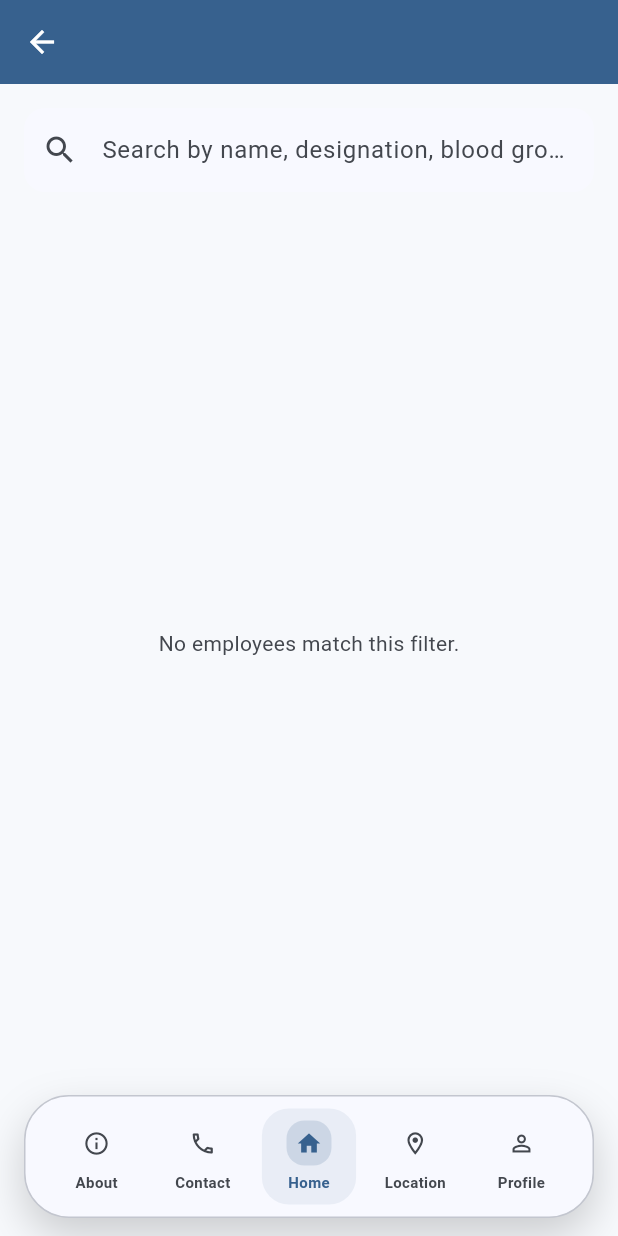
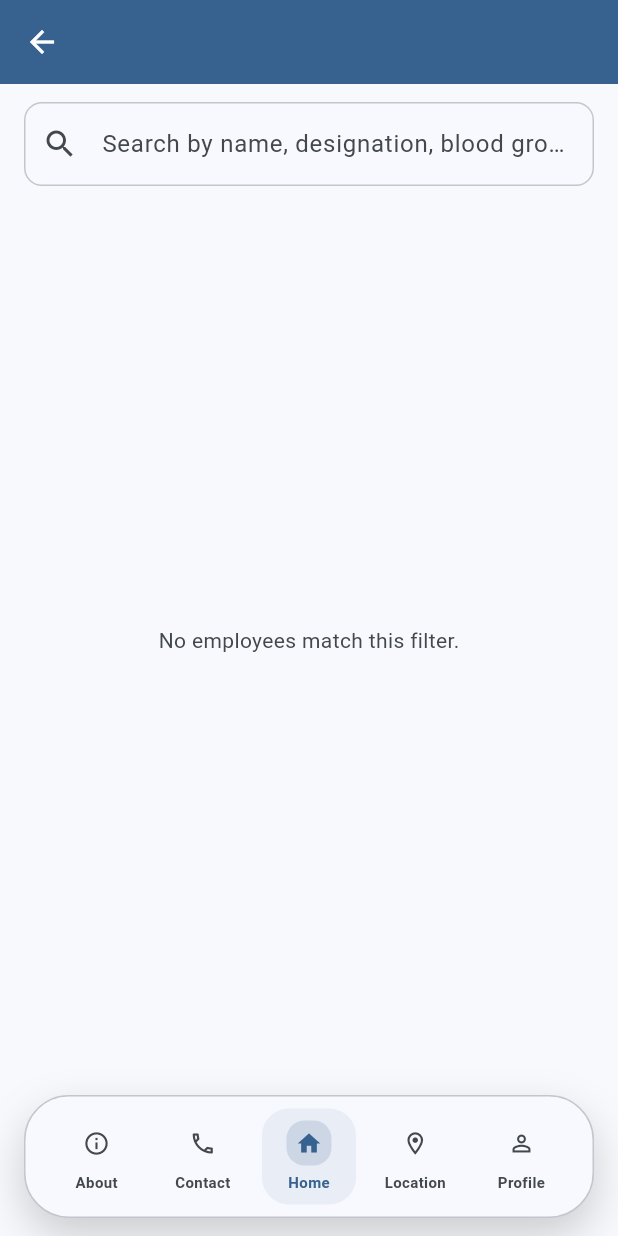
Before and after one commit to creativehabib/nu-app, a Flutter app: the EmployeeListScreen screen opened directly with empty values, on a phone screen of 412 x 824 dp. Run offline on Flutter 3.47's test engine with Material 3 defaults, Android fonts, the phone set to English and light mode, and no system bars; network calls fail.

Commit message:
Match employee search bar to college style

```diff
--- a/lib/screens/employee_list_screen.dart
+++ b/lib/screens/employee_list_screen.dart
@@ -54,9 +54,10 @@ class _EmployeeListScreenState extends State<EmployeeListScreen> {
       body: Column(
         children: [
           Padding(
-            padding: const EdgeInsets.fromLTRB(16, 16, 16, 8),
+            padding: const EdgeInsets.fromLTRB(16, 12, 16, 8),
             child: TextField(
               controller: _searchController,
+              onChanged: provider.updateQuery,
               decoration: InputDecoration(
                 hintText:
                     'Search by name, designation, blood group, or district',
@@ -72,13 +73,16 @@ class _EmployeeListScreenState extends State<EmployeeListScreen> {
                         },
                       ),
                 filled: true,
-                fillColor: Theme.of(context).colorScheme.surface,
+                fillColor: colorScheme.surface,
                 border: OutlineInputBorder(
-                  borderRadius: BorderRadius.circular(14),
-                  borderSide: BorderSide.none,
+                  borderRadius: BorderRadius.circular(12),
+                  borderSide: BorderSide(color: colorScheme.outlineVariant),
+                ),
+                enabledBorder: OutlineInputBorder(
+                  borderRadius: BorderRadius.circular(12),
+                  borderSide: BorderSide(color: colorScheme.outlineVariant),
                 ),
               ),
-              onChanged: provider.updateQuery,
             ),
           ),
           Expanded(
```
